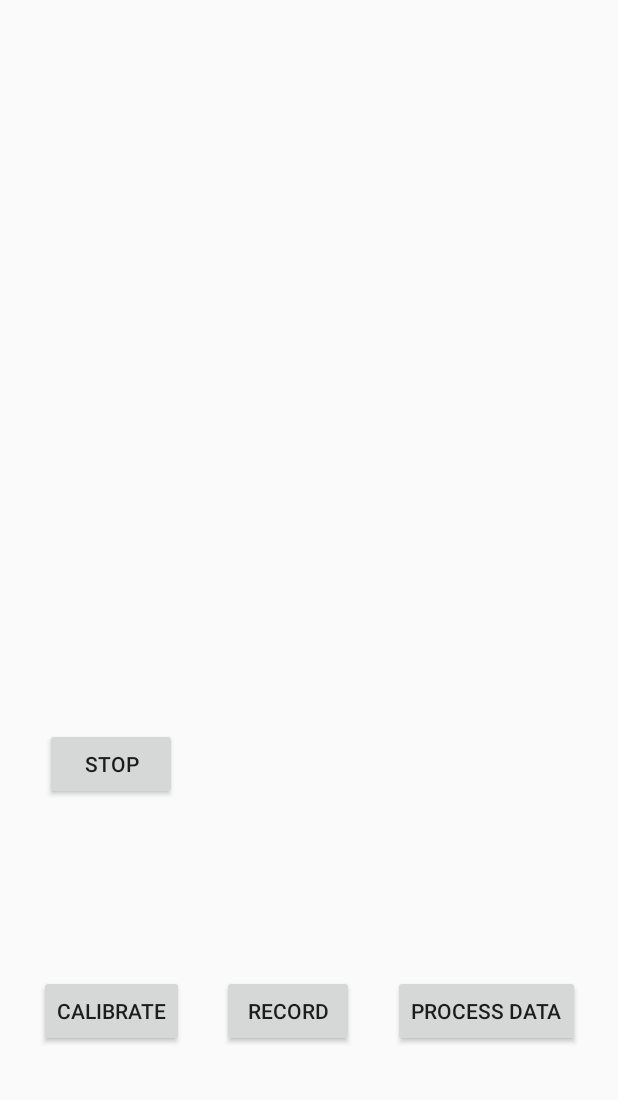
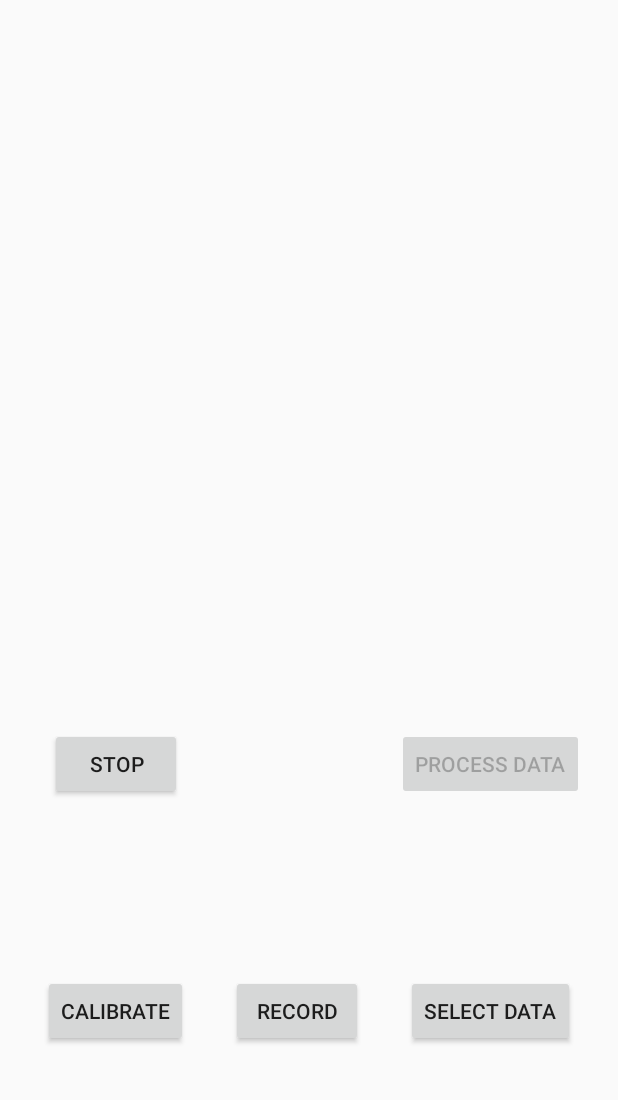
Before and after one commit to matthew-ritch/capstone-code, an Android app: the screen it shows after launch (MainActivity), on a phone screen of 412 x 824 dp, the part 136-1236 px from its top. Run offline under Robolectric (Android 15) with nearby library versions, the light colour scheme and no system bars.

Commit message:
split file select and process buttons

```diff
--- a/WheelchairMonitor/app/src/main/java/capstone/wheelchairmonitor/MainActivity.java
+++ b/WheelchairMonitor/app/src/main/java/capstone/wheelchairmonitor/MainActivity.java
@@ -40,6 +40,7 @@ public class MainActivity extends AppCompatActivity implements SensorEventListen
     Button buttonCalib;
     Button buttonRecord;
     Button buttonProcess;
+    Button buttonSelect;
     Button buttonStop;
     static File toRead = null;
     static Boolean proceed = false;
@@ -65,12 +66,16 @@ public class MainActivity extends AppCompatActivity implements SensorEventListen
         isRunning = false;
         magFirst = false;
 
+
         manager = (SensorManager) getSystemService(Context.SENSOR_SERVICE);
 
         buttonCalib = (Button)findViewById(R.id.button1);
         buttonRecord = (Button)findViewById(R.id.button2);
-        buttonProcess = (Button)findViewById(R.id.button3);
+        buttonSelect = (Button)findViewById(R.id.button3);
         buttonStop = (Button)findViewById(R.id.buttonStop);
+        buttonProcess = (Button)findViewById(R.id.button_process);
+        //initial state
+        buttonProcess.setEnabled(false);
 
         buttonCalib.setOnTouchListener(new View.OnTouchListener() {
             @Override
@@ -161,17 +166,37 @@ public class MainActivity extends AppCompatActivity implements SensorEventListen
                 buttonCalib.setEnabled(true);
                 buttonRecord.setEnabled(true);
                 buttonProcess.setEnabled(true);
-
                 manager.flush(MainActivity.this);
                 manager.unregisterListener(MainActivity.this);
-
+                // check calibration
                 calib_acc = getCalib_acc();
                 Log.d("check calibration acc", String.valueOf(calib_acc[0]) + " " + String.valueOf(calib_acc[1]) + " " + String.valueOf(calib_acc[2]));
                 calib_mag = getCalib_mag();
                 Log.d("check calibration mag", String.valueOf(calib_mag[0]) + " " + String.valueOf(calib_mag[1]) + " " + String.valueOf(calib_mag[2]));
+                Log.d(TAG, "previous task stopped\n");
+                return true;
+            }
+        });
 
-                Log.d(TAG, "previous task stopped\n");
+        buttonSelect.setOnTouchListener(new View.OnTouchListener() {
+            @Override
+            public boolean onTouch(View view, MotionEvent motionEvent) {
+                if (motionEvent.getAction() != MotionEvent.ACTION_DOWN) {
+                    return false;
+                }
+                buttonProcess.setEnabled(true);
+                /*//load in calibration file
+                calib_acc = getCalib_acc();
+                Log.d("check calibration", String.valueOf(calib_acc[0]) + " " + String.valueOf(calib_acc[1]) + " " + String.valueOf(calib_acc[2]));
+                calib_mag = getCalib_mag();
+                Log.d("check calibration", String.valueOf(calib_mag[0]) + " " + String.valueOf(calib_mag[1]) + " " + String.valueOf(calib_mag[2]));*/
 
+                //select file
+                Intent intent = new Intent(Intent.ACTION_GET_CONTENT);
+                intent.setType("*/*");
+                startActivityForResult(intent, PICKFILE_RESULT_CODE); //this changes toRead
+                Log.d("check","made it past safr");
+                proceed = false;//reset proceed
                 return true;
             }
         });
@@ -187,30 +212,17 @@ public class MainActivity extends AppCompatActivity implements SensorEventListen
                 Log.d("check calibration", String.valueOf(calib_acc[0]) + " " + String.valueOf(calib_acc[1]) + " " + String.valueOf(calib_acc[2]));
                 calib_mag = getCalib_mag();
                 Log.d("check calibration", String.valueOf(calib_mag[0]) + " " + String.valueOf(calib_mag[1]) + " " + String.valueOf(calib_mag[2]));
-
-                //select file
-                Intent intent = new Intent(Intent.ACTION_GET_CONTENT);
-                intent.setType("*/*");
-                startActivityForResult(intent, PICKFILE_RESULT_CODE); //this changes toRead
-                Log.d("check","made it past safr");
-                //Read text from file FROM HERE ON  is being called before it should be
-                /*while (!proceed) {
-                    //loop eternal
-                }*/
-                proceed = false;//reset proceed
-                int i = 0;
-                int j = 0;
+                // initialize arrays
                 ArrayList<Double> accX=new ArrayList<Double>();
                 ArrayList<Double> accY=new ArrayList<Double>();
                 ArrayList<Double> accZ=new ArrayList<Double>();
                 ArrayList<Double> accT=new ArrayList<Double>();
-
                 ArrayList<Double> magX=new ArrayList<Double>();
                 ArrayList<Double> magY=new ArrayList<Double>();
                 ArrayList<Double> magZ=new ArrayList<Double>();
                 ArrayList<Double> magT=new ArrayList<Double>();
-
-                if (toRead!=null) { //these lines run before the definition for some reason. not sure it matters for us
+                //read in file
+                if (toRead!=null) {
                     try {
                         Log.d("processing", "to read in not null");
                         BufferedReader br = new BufferedReader(new FileReader(toRead));
@@ -253,7 +265,6 @@ public class MainActivity extends AppCompatActivity implements SensorEventListen
                     Double len = accT.get(nAcc - 1) - accT.get(0);
                     Log.d("len", String.valueOf(len));
                     if  (nMag>0 & nAcc>0) {
-
                         double Fs_acc = nAcc / len;
                         Log.d("Fs_acc", String.valueOf(Fs_acc));
                         double Fs_mag = nMag / len;
@@ -261,8 +272,6 @@ public class MainActivity extends AppCompatActivity implements SensorEventListen
                     }
                     double sampratio = Math.floor(nAcc/nMag);
                     //downsample - done in naive way. very consistent 5 mag to 1 acc
-                    //double lenWanted = Math.floor(nAcc/sampratio);
-
                     for (int k = nAcc-1; k-- > 0; ) {
                         //Log.d("k", String.valueOf(k));
                         if ((k%sampratio)!=0) {
--- a/WheelchairMonitor/app/src/main/res/layout/activity_main.xml
+++ b/WheelchairMonitor/app/src/main/res/layout/activity_main.xml
@@ -45,6 +45,16 @@
         app:layout_constraintVertical_bias="0.0" />
 
     <Button
+        android:id="@+id/button_process"
+        android:layout_width="wrap_content"
+        android:layout_height="wrap_content"
+        android:layout_marginBottom="200dp"
+        android:text="@string/button_process"
+        app:layout_constraintBottom_toBottomOf="parent"
+        app:layout_constraintEnd_toEndOf="@+id/button3"
+        app:layout_constraintStart_toStartOf="@+id/button3" />
+
+    <Button
         android:id="@+id/buttonStop"
         android:layout_width="wrap_content"
         android:layout_height="wrap_content"
--- a/WheelchairMonitor/app/src/main/res/values/strings.xml
+++ b/WheelchairMonitor/app/src/main/res/values/strings.xml
@@ -2,6 +2,7 @@
     <string name="app_name">Wheelchair Monitor</string>
     <string name="button_1">Calibrate</string>
     <string name="button_2">Record</string>
-    <string name="button_3">Process data</string>
+    <string name="button_3">Select Data</string>
+    <string name="button_process">Process data</string>
     <string name="button_stop">Stop</string>
 </resources>
```
